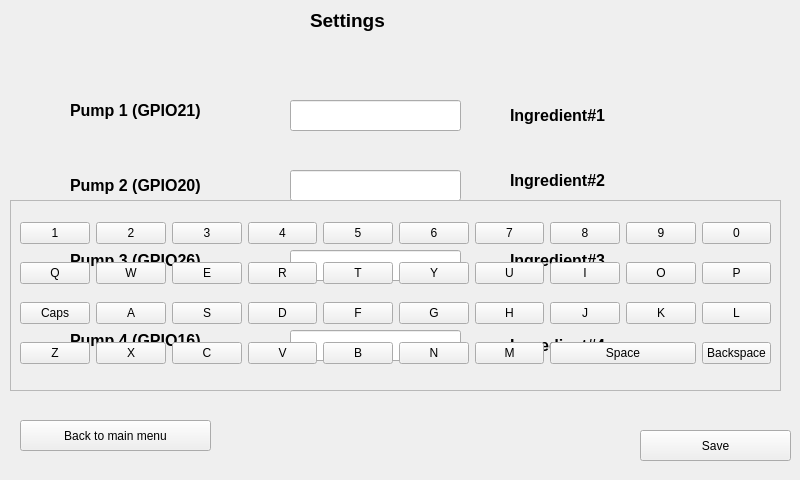
The window that settings.ui (Nauman3S/JuiceDispenser) describes before a commit, drawn with Qt 5.
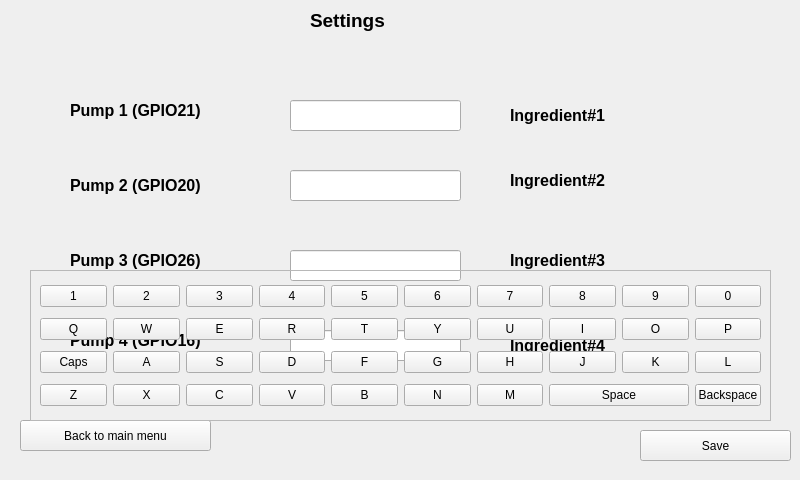
The same window after the commit.

Diff of the .ui file:
```diff
--- a/settings.ui
+++ b/settings.ui
@@ -308,10 +308,10 @@
   <widget class="QFrame" name="kayboardLayout">
    <property name="geometry">
     <rect>
-     <x>10</x>
-     <y>200</y>
-     <width>771</width>
-     <height>191</height>
+     <x>30</x>
+     <y>270</y>
+     <width>741</width>
+     <height>151</height>
     </rect>
    </property>
    <property name="frameShape">
@@ -325,8 +325,8 @@
      <rect>
       <x>10</x>
       <y>10</y>
-      <width>751</width>
-      <height>170</height>
+      <width>721</width>
+      <height>131</height>
      </rect>
     </property>
     <layout class="QGridLayout" name="keyboarL">
```
